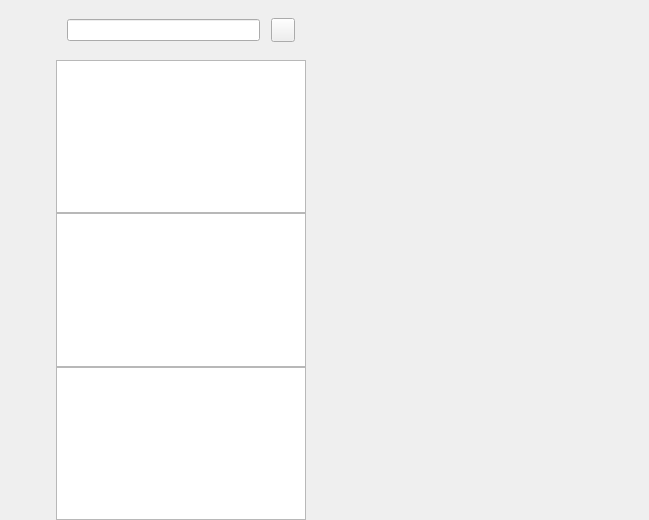
The window that chat/chatdialog.ui (wxStuPpy/QT) describes before a commit, drawn with Qt 5.
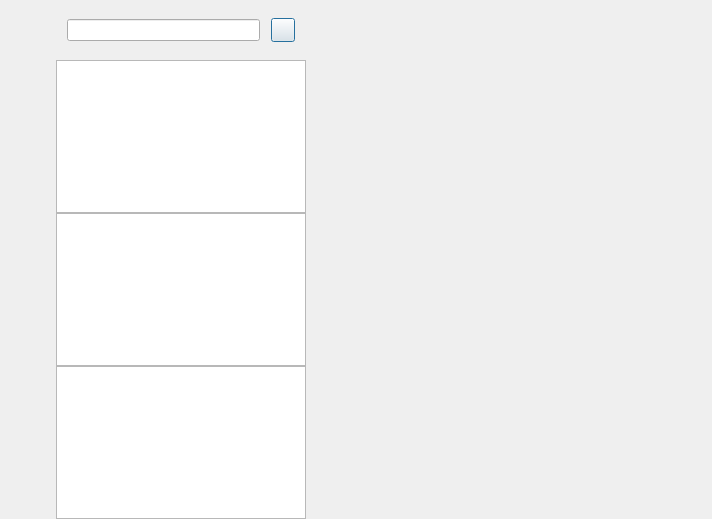
The same window after the commit. Custom widgets are drawn as their Qt base class.

Patch:
```diff
--- a/chat/chatdialog.ui
+++ b/chat/chatdialog.ui
@@ -1,19 +1,18 @@
 <?xml version="1.0" encoding="UTF-8"?>
 <ui version="4.0">
  <class>ChatDialog</class>
- <widget class="QMainWindow" name="ChatDialog">
+ <widget class="QDialog" name="ChatDialog">
   <property name="geometry">
    <rect>
     <x>0</x>
     <y>0</y>
-    <width>649</width>
-    <height>520</height>
+    <width>712</width>
+    <height>519</height>
    </rect>
   </property>
   <property name="windowTitle">
    <string>ChatDialog</string>
   </property>
-  <widget class="QWidget" name="centralWidget">
    <layout class="QHBoxLayout" name="horizontalLayout">
     <property name="spacing">
      <number>0</number>
@@ -180,6 +179,12 @@
        </property>
        <item>
         <widget class="QWidget" name="searchWid" native="true">
+        <property name="sizePolicy">
+         <sizepolicy hsizetype="Preferred" vsizetype="Preferred">
+          <horstretch>0</horstretch>
+          <verstretch>0</verstretch>
+         </sizepolicy>
+        </property>
          <property name="minimumSize">
           <size>
            <width>0</width>
@@ -234,12 +239,12 @@
          </layout>
         </widget>
        </item>
-       <item>
-        <widget class="SearchList" name="searchList"/>
-       </item>
        <item>
         <widget class="ChatUserList" name="userList"/>
        </item>
+      <item>
+       <widget class="SearchList" name="searchList"/>
+      </item>
        <item>
         <widget class="QListWidget" name="conUserList"/>
        </item>
@@ -257,19 +262,29 @@
     </item>
    </layout>
   </widget>
- </widget>
  <layoutdefault spacing="6" margin="11"/>
  <customwidgets>
   <customwidget>
-   <class>ClickedBtn</class>
-   <extends>QPushButton</extends>
-   <header location="global">clickedbtn.h</header>
+   <class>StateWidget</class>
+   <extends>QWidget</extends>
+   <header location="global">statewidget.h</header>
+   <container>1</container>
+  </customwidget>
+  <customwidget>
+   <class>SearchList</class>
+   <extends>QListWidget</extends>
+   <header location="global">searchlist.h</header>
   </customwidget>
   <customwidget>
    <class>CustomizeEdit</class>
    <extends>QLineEdit</extends>
    <header location="global">customizeedit.h</header>
   </customwidget>
+  <customwidget>
+   <class>ClickedBtn</class>
+   <extends>QPushButton</extends>
+   <header location="global">clickedbtn.h</header>
+  </customwidget>
   <customwidget>
    <class>ChatUserList</class>
    <extends>QListWidget</extends>
@@ -281,17 +296,6 @@
    <header location="global">chatpage.h</header>
    <container>1</container>
   </customwidget>
-  <customwidget>
-   <class>StateWidget</class>
-   <extends>QWidget</extends>
-   <header location="global">statewidget.h</header>
-   <container>1</container>
-  </customwidget>
-  <customwidget>
-   <class>SearchList</class>
-   <extends>QListWidget</extends>
-   <header location="global">searchlist.h</header>
-  </customwidget>
  </customwidgets>
  <resources/>
  <connections/>
```
Left out of the diff: 9 changed lines with no effect on the pictures. Lines whose indentation alone changed are shown as unchanged.
